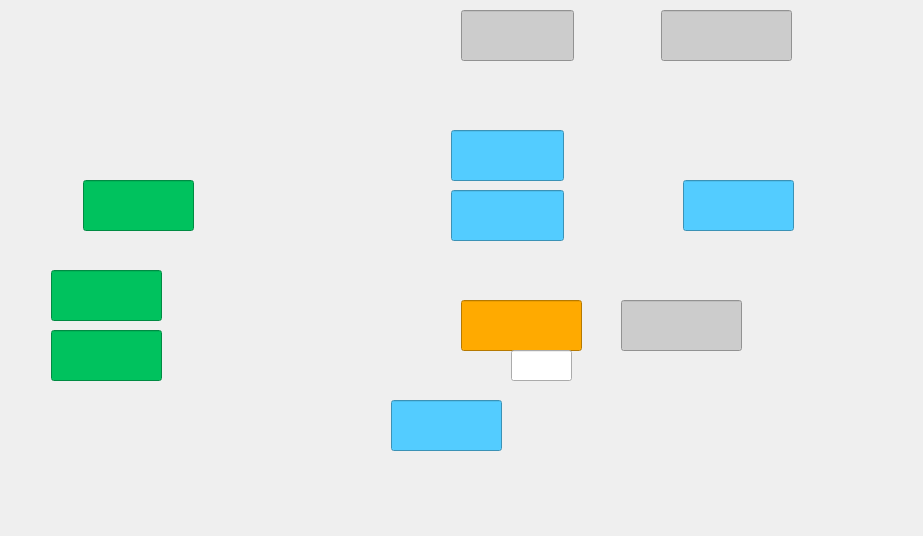
Qt form smpsstatuspage.ui (walkblank/measureTool) before a commit.
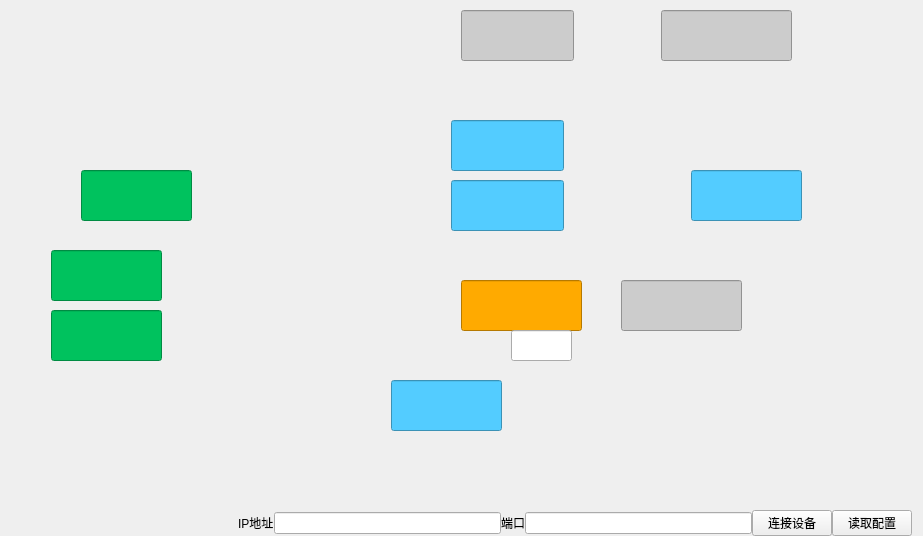
The same form after that commit. Icons and pictures are not drawn.

What changed in the file:
```diff
--- a/smpsstatuspage.ui
+++ b/smpsstatuspage.ui
@@ -13,7 +13,10 @@
   <property name="windowTitle">
    <string>Form</string>
   </property>
-  <layout class="QVBoxLayout" name="verticalLayout">
+  <layout class="QVBoxLayout" name="verticalLayout" stretch="1,0">
+   <property name="spacing">
+    <number>0</number>
+   </property>
    <property name="topMargin">
     <number>0</number>
    </property>
@@ -29,8 +32,8 @@
      <widget class="QLineEdit" name="lineEdit">
       <property name="geometry">
        <rect>
-        <x>72</x>
-        <y>180</y>
+        <x>70</x>
+        <y>170</y>
         <width>111</width>
         <height>51</height>
        </rect>
@@ -46,7 +49,7 @@
       <property name="geometry">
        <rect>
         <x>40</x>
-        <y>270</y>
+        <y>250</y>
         <width>111</width>
         <height>51</height>
        </rect>
@@ -62,7 +65,7 @@
       <property name="geometry">
        <rect>
         <x>40</x>
-        <y>330</y>
+        <y>310</y>
         <width>111</width>
         <height>51</height>
        </rect>
@@ -104,7 +107,7 @@
       <property name="geometry">
        <rect>
         <x>440</x>
-        <y>130</y>
+        <y>120</y>
         <width>113</width>
         <height>51</height>
        </rect>
@@ -117,7 +120,7 @@
       <property name="geometry">
        <rect>
         <x>440</x>
-        <y>190</y>
+        <y>180</y>
         <width>113</width>
         <height>51</height>
        </rect>
@@ -129,8 +132,8 @@
      <widget class="QLineEdit" name="lineEdit_8">
       <property name="geometry">
        <rect>
-        <x>672</x>
-        <y>180</y>
+        <x>680</x>
+        <y>170</y>
         <width>111</width>
         <height>51</height>
        </rect>
@@ -143,7 +146,7 @@
       <property name="geometry">
        <rect>
         <x>450</x>
-        <y>300</y>
+        <y>280</y>
         <width>121</width>
         <height>51</height>
        </rect>
@@ -156,7 +159,7 @@
       <property name="geometry">
        <rect>
         <x>610</x>
-        <y>300</y>
+        <y>280</y>
         <width>121</width>
         <height>51</height>
        </rect>
@@ -169,7 +172,7 @@
       <property name="geometry">
        <rect>
         <x>500</x>
-        <y>350</y>
+        <y>330</y>
         <width>61</width>
         <height>31</height>
        </rect>
@@ -179,7 +182,7 @@
       <property name="geometry">
        <rect>
         <x>380</x>
-        <y>400</y>
+        <y>380</y>
         <width>111</width>
         <height>51</height>
        </rect>
@@ -190,6 +193,60 @@
      </widget>
     </widget>
    </item>
+   <item>
+    <layout class="QHBoxLayout" name="horizontalLayout">
+     <property name="spacing">
+      <number>0</number>
+     </property>
+     <item>
+      <spacer name="horizontalSpacer">
+       <property name="orientation">
+        <enum>Qt::Horizontal</enum>
+       </property>
+       <property name="sizeHint" stdset="0">
+        <size>
+         <width>40</width>
+         <height>20</height>
+        </size>
+       </property>
+      </spacer>
+     </item>
+     <item>
+      <widget class="QLabel" name="label">
+       <property name="text">
+        <string>IP地址</string>
+       </property>
+      </widget>
+     </item>
+     <item>
+      <widget class="QLineEdit" name="lineEdit_13"/>
+     </item>
+     <item>
+      <widget class="QLabel" name="label_2">
+       <property name="text">
+        <string>端口</string>
+       </property>
+      </widget>
+     </item>
+     <item>
+      <widget class="QLineEdit" name="lineEdit_14"/>
+     </item>
+     <item>
+      <widget class="QPushButton" name="smpsConnBtn">
+       <property name="text">
+        <string>连接设备</string>
+       </property>
+      </widget>
+     </item>
+     <item>
+      <widget class="QPushButton" name="smpsReadParamBtn">
+       <property name="text">
+        <string>读取配置</string>
+       </property>
+      </widget>
+     </item>
+    </layout>
+   </item>
   </layout>
  </widget>
  <resources/>
```
